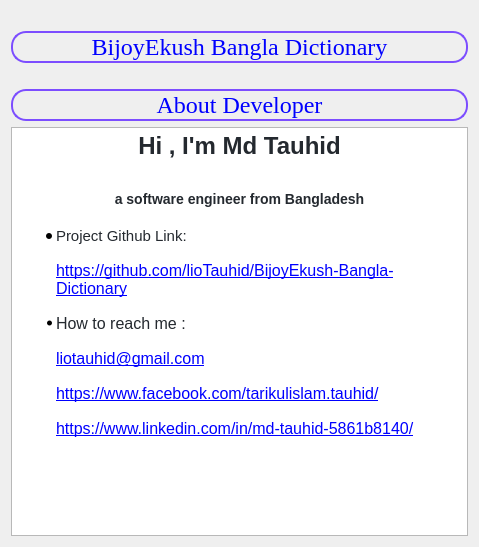
This is aboutdialog.ui in lioTauhid/QBangla-Dictionary as Qt 5 draws it before an edit. The edited form follows.
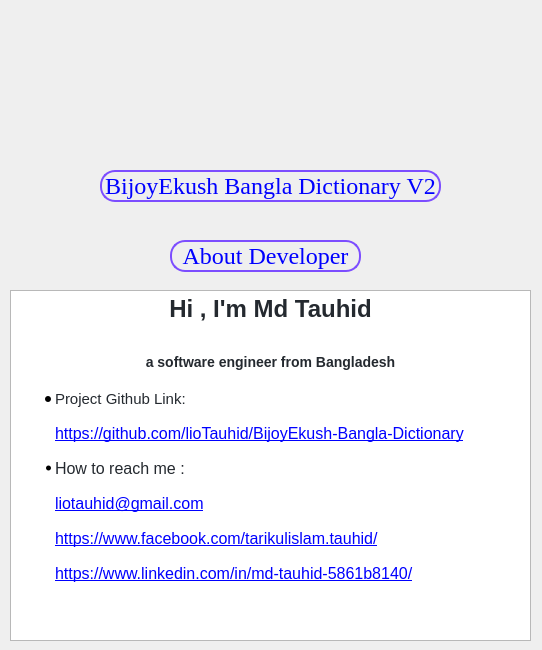
This is the edited form. Icons and pictures are not drawn.

Patch:
```diff
--- a/aboutdialog.ui
+++ b/aboutdialog.ui
@@ -6,29 +6,53 @@
    <rect>
     <x>0</x>
     <y>0</y>
-    <width>479</width>
-    <height>547</height>
+    <width>542</width>
+    <height>650</height>
    </rect>
   </property>
+  <property name="sizePolicy">
+   <sizepolicy hsizetype="Fixed" vsizetype="Fixed">
+    <horstretch>0</horstretch>
+    <verstretch>0</verstretch>
+   </sizepolicy>
+  </property>
+  <property name="minimumSize">
+   <size>
+    <width>542</width>
+    <height>650</height>
+   </size>
+  </property>
+  <property name="maximumSize">
+   <size>
+    <width>542</width>
+    <height>650</height>
+   </size>
+  </property>
   <property name="windowTitle">
    <string>Dialog</string>
   </property>
-  <layout class="QVBoxLayout" name="verticalLayout">
-   <item>
-    <widget class="QLabel" name="label">
-     <property name="styleSheet">
-      <string notr="true">background-image: url(:/icons/C:/Users/Tauhid/Desktop/logo desktop.png);
-
-
-</string>
-     </property>
-     <property name="text">
-      <string/>
-     </property>
-    </widget>
-   </item>
-   <item>
+  <property name="windowIcon">
+   <iconset resource="icons.qrc">
+    <normaloff>:/logo.ico</normaloff>:/logo.ico</iconset>
+  </property>
+  <property name="autoFillBackground">
+   <bool>false</bool>
+  </property>
+  <property name="sizeGripEnabled">
+   <bool>false</bool>
+  </property>
+  <property name="modal">
+   <bool>false</bool>
+  </property>
     <widget class="QLabel" name="label_2">
+   <property name="geometry">
+    <rect>
+     <x>100</x>
+     <y>170</y>
+     <width>341</width>
+     <height>32</height>
+    </rect>
+   </property>
      <property name="font">
       <font>
        <family>Times New Roman</family>
@@ -48,22 +72,21 @@
 </string>
      </property>
      <property name="text">
-      <string>BijoyEkush Bangla Dictionary</string>
+    <string>BijoyEkush Bangla Dictionary V2</string>
      </property>
      <property name="alignment">
       <set>Qt::AlignCenter</set>
      </property>
     </widget>
-   </item>
-   <item>
-    <widget class="QLabel" name="label_4">
-     <property name="text">
-      <string/>
-     </property>
-    </widget>
-   </item>
-   <item>
     <widget class="QLabel" name="label_3">
+   <property name="geometry">
+    <rect>
+     <x>170</x>
+     <y>240</y>
+     <width>191</width>
+     <height>32</height>
+    </rect>
+   </property>
      <property name="font">
       <font>
        <family>Times New Roman</family>
@@ -89,9 +112,15 @@
       <set>Qt::AlignCenter</set>
      </property>
     </widget>
-   </item>
-   <item>
     <widget class="QTextBrowser" name="textBrowser">
+   <property name="geometry">
+    <rect>
+     <x>10</x>
+     <y>290</y>
+     <width>521</width>
+     <height>351</height>
+    </rect>
+   </property>
      <property name="html">
       <string>&lt;!DOCTYPE HTML PUBLIC &quot;-//W3C//DTD HTML 4.0//EN&quot; &quot;http://www.w3.org/TR/REC-html40/strict.dtd&quot;&gt;
 &lt;html&gt;&lt;head&gt;&lt;meta name=&quot;qrichtext&quot; content=&quot;1&quot; /&gt;&lt;style type=&quot;text/css&quot;&gt;
@@ -107,9 +136,73 @@
 &lt;p style=&quot; margin-top:16px; margin-bottom:16px; margin-left:0px; margin-right:0px; -qt-block-indent:1; text-indent:0px;&quot;&gt;&lt;span style=&quot; font-family:'-apple-system','BlinkMacSystemFont','Segoe UI','Helvetica','Arial','sans-serif','Apple Color Emoji','Segoe UI Emoji'; font-size:16px; text-decoration: underline; color:#0000ff;&quot;&gt;https://www.linkedin.com/in/md-tauhid-5861b8140/&lt;/span&gt;&lt;/p&gt;&lt;/body&gt;&lt;/html&gt;</string>
      </property>
     </widget>
-   </item>
-  </layout>
- </widget>
- <resources/>
+  <widget class="QLabel" name="label_5">
+   <property name="geometry">
+    <rect>
+     <x>190</x>
+     <y>10</y>
+     <width>150</width>
+     <height>150</height>
+    </rect>
+   </property>
+   <property name="sizePolicy">
+    <sizepolicy hsizetype="Fixed" vsizetype="Fixed">
+     <horstretch>0</horstretch>
+     <verstretch>0</verstretch>
+    </sizepolicy>
+   </property>
+   <property name="minimumSize">
+    <size>
+     <width>150</width>
+     <height>150</height>
+    </size>
+   </property>
+   <property name="maximumSize">
+    <size>
+     <width>0</width>
+     <height>0</height>
+    </size>
+   </property>
+   <property name="autoFillBackground">
+    <bool>false</bool>
+   </property>
+   <property name="frameShape">
+    <enum>QFrame::NoFrame</enum>
+   </property>
+   <property name="frameShadow">
+    <enum>QFrame::Plain</enum>
+   </property>
+   <property name="lineWidth">
+    <number>2</number>
+   </property>
+   <property name="midLineWidth">
+    <number>0</number>
+   </property>
+   <property name="text">
+    <string/>
+   </property>
+   <property name="textFormat">
+    <enum>Qt::AutoText</enum>
+   </property>
+   <property name="pixmap">
+    <pixmap resource="icons.qrc">:/logo.ico</pixmap>
+   </property>
+   <property name="scaledContents">
+    <bool>true</bool>
+   </property>
+   <property name="alignment">
+    <set>Qt::AlignRight|Qt::AlignTrailing|Qt::AlignVCenter</set>
+   </property>
+   <property name="wordWrap">
+    <bool>false</bool>
+   </property>
+   <property name="openExternalLinks">
+    <bool>false</bool>
+   </property>
+  </widget>
+ </widget>
+ <resources>
+  <include location="icons.qrc"/>
+ </resources>
  <connections/>
 </ui>
```
Left out of the diff: 2 changed lines with no effect on the pictures. Lines whose indentation alone changed are shown as unchanged.
